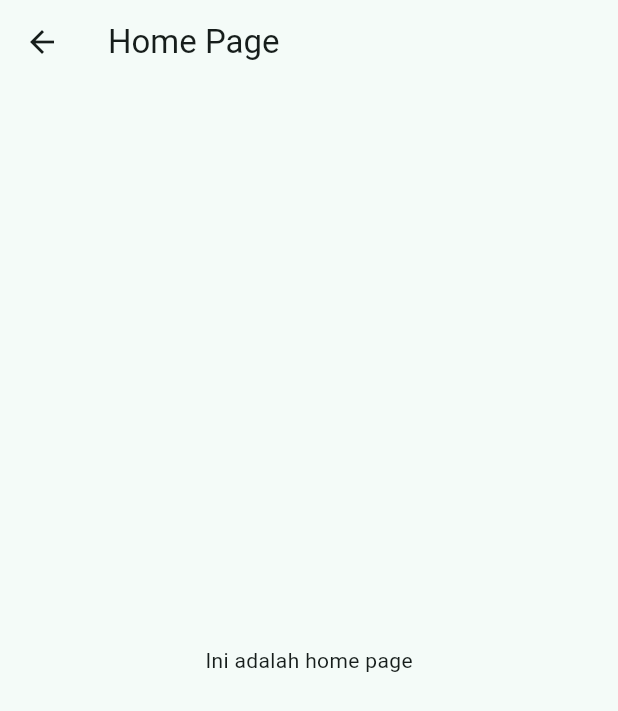
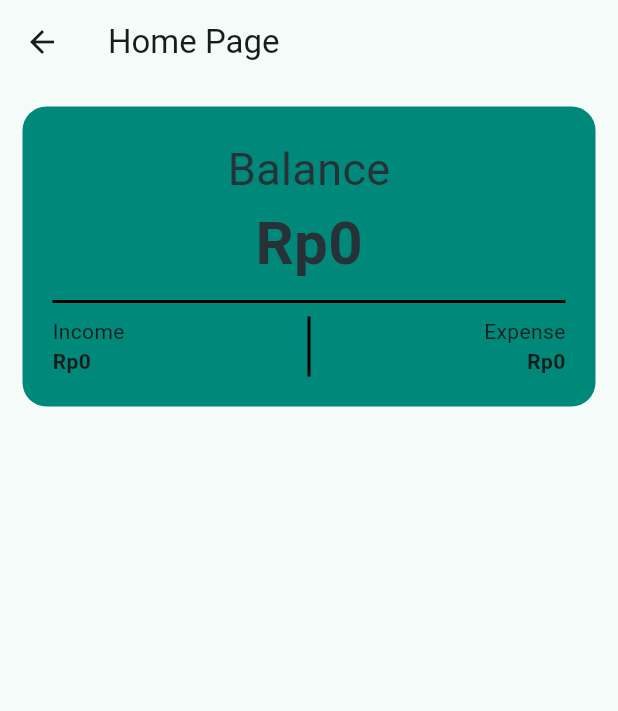
Before and after one commit to vinandius/Mobile_Programming_UAS, a Flutter app: the Homepage screen opened directly, on a phone screen of 412 x 824 dp. Shown: the top 711 px of the screen. Run offline on Flutter 3.47's test engine with Material 3 defaults, Android fonts, the phone set to English and light mode, and no system bars; our stand-ins replace flutter_riverpod; missing offline and left inert: sqlite3, tbldatepicker.

Commit message:
made summary card in home page

```diff
--- a/lib/pages/homepage.dart
+++ b/lib/pages/homepage.dart
@@ -1,16 +1,25 @@
 import 'package:flutter/material.dart';
+import 'package:flutter_riverpod/flutter_riverpod.dart';
 
-class Homepage extends StatelessWidget {
+import 'package:tbldatepicker/tbldatepicker.dart';
+
+import '../providers/transaction_provider.dart';
+
+import '../widgets/summary_card.dart';
+
+class Homepage extends ConsumerWidget {
   const Homepage({super.key});
 
   @override
-  Widget build(BuildContext context) {
+  Widget build(BuildContext context, WidgetRef ref) {
+    final transactions = ref.watch(transactionProvider);
+
     return Scaffold(
       appBar: AppBar(title: const Text('Home Page')),
       body: SafeArea(
         child: Padding(
           padding: const EdgeInsets.all(15.0),
-          child: Center(child: Text('Ini adalah home page')),
+          child: Column(children: [const SummaryCard()]),
         ),
       ),
     );
--- /dev/null
+++ b/lib/widgets/summary_card.dart
@@ -0,0 +1,74 @@
+import 'dart:math';
+
+import 'package:flutter/material.dart';
+import 'package:flutter_riverpod/flutter_riverpod.dart';
+import 'package:money_manager/providers/transaction_provider.dart';
+
+import '../models/transaction.dart';
+
+class SummaryCard extends ConsumerWidget {
+  const SummaryCard({super.key});
+
+  @override
+  Widget build(BuildContext context, WidgetRef ref) {
+    final summary = ref.watch(summaryProvider);
+
+    return Container(
+      width: double.infinity,
+      padding: const EdgeInsets.all(20),
+      decoration: BoxDecoration(
+        color: const Color(0xFF00897B),
+        borderRadius: BorderRadius.circular(16),
+      ),
+      child: Column(
+        crossAxisAlignment: CrossAxisAlignment.center,
+        children: [
+          const Text(
+            'Balance',
+            style: TextStyle(color: Color(0xFF263238), fontSize: 30),
+          ),
+          Text(
+            'Rp${summary.balance}',
+            style: TextStyle(
+              color: Color(0xFF263238),
+              fontWeight: FontWeight.bold,
+              fontSize: 40,
+            ),
+          ),
+          Divider(color: Colors.black, thickness: 2, height: 20),
+          IntrinsicHeight(
+            child: Row(
+              children: [
+                Expanded(
+                  child: Column(
+                    crossAxisAlignment: CrossAxisAlignment.start,
+                    children: [
+                      const Text('Income'),
+                      Text(
+                        'Rp${summary.income}',
+                        style: TextStyle(fontWeight: FontWeight.bold),
+                      ),
+                    ],
+                  ),
+                ),
+                VerticalDivider(color: Colors.black, thickness: 2, width: 20),
+                Expanded(
+                  child: Column(
+                    crossAxisAlignment: CrossAxisAlignment.end,
+                    children: [
+                      const Text('Expense'),
+                      Text(
+                        'Rp${summary.expense}',
+                        style: TextStyle(fontWeight: FontWeight.bold),
+                      ),
+                    ],
+                  ),
+                ),
+              ],
+            ),
+          ),
+        ],
+      ),
+    );
+  }
+}
```
Also changed, not shown: lib/database/db_helper.dart (+76 -39 lines), lib/models/transaction.dart (renamed from lib/models/transactions.dart, +6 -6 lines), lib/providers/transaction_provider.dart (+6 -6 lines), pubspec.yaml (+5 -2 lines), pubspec.lock, 3 other files.
